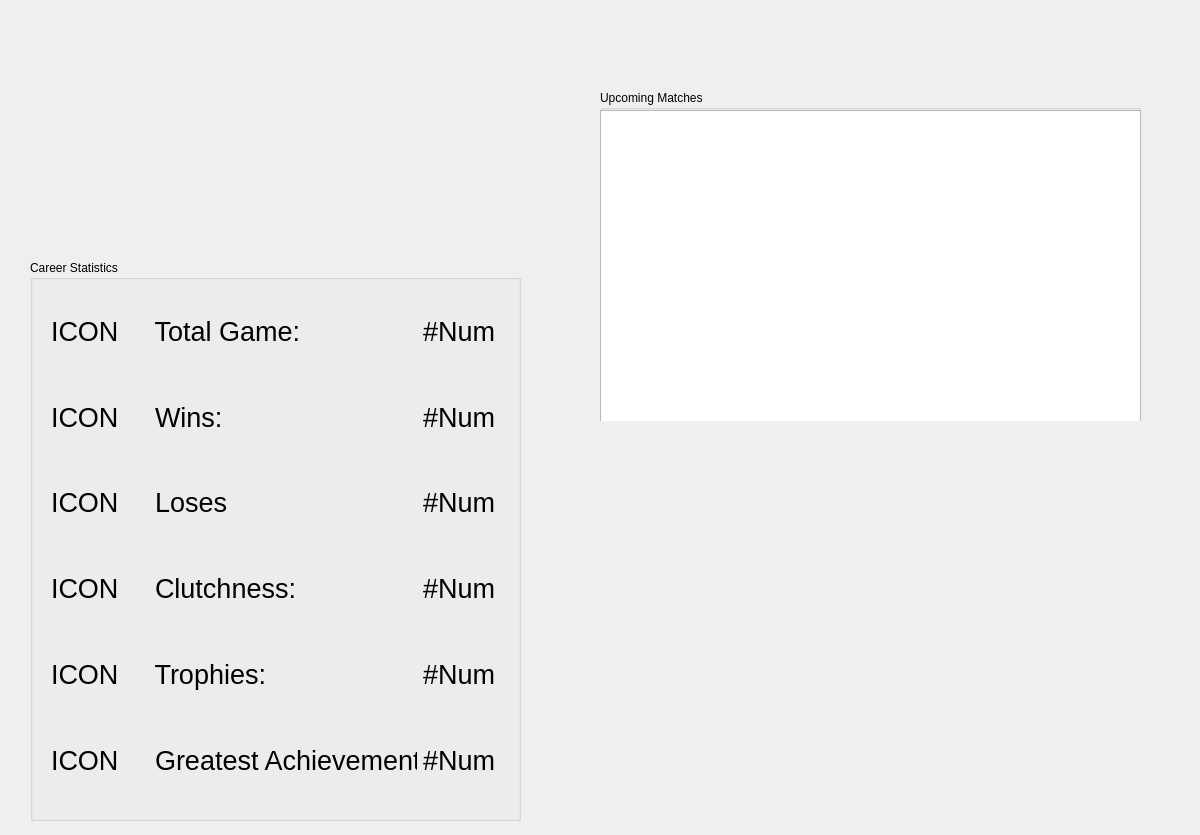
First picture: the form in ProfileDialog.ui, repository KadirEmreAVCI/MasterTennisApp, before the edit.
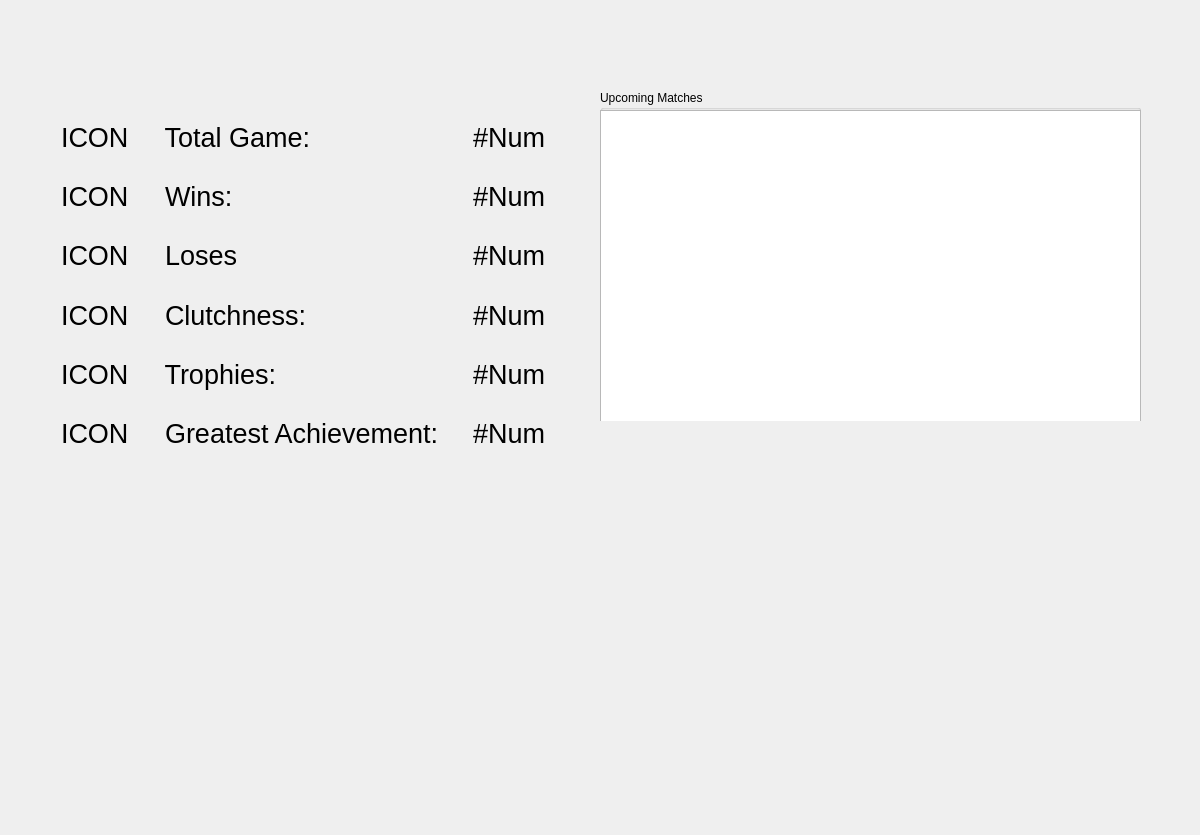
Second picture: the form after the edit.

Commit message: SetScore class is added.

Patch:
```diff
--- a/ProfileDialog.ui
+++ b/ProfileDialog.ui
@@ -36,25 +36,13 @@
     </property>
    </widget>
   </widget>
-  <widget class="QGroupBox" name="groupBox_2">
-   <property name="geometry">
-    <rect>
-     <x>30</x>
-     <y>260</y>
-     <width>491</width>
-     <height>561</height>
-    </rect>
-   </property>
-   <property name="title">
-    <string>Career Statistics</string>
-   </property>
    <widget class="QWidget" name="layoutWidget">
     <property name="geometry">
      <rect>
-      <x>10</x>
-      <y>20</y>
-      <width>466</width>
-      <height>531</height>
+     <x>50</x>
+     <y>100</y>
+     <width>506</width>
+     <height>371</height>
      </rect>
     </property>
     <property name="font">
@@ -382,7 +370,6 @@
       </layout>
      </item>
     </layout>
-   </widget>
   </widget>
  </widget>
  <layoutdefault spacing="6" margin="11"/>
```
Lines whose indentation alone changed are shown as unchanged. The commit also changes 7 other files.
